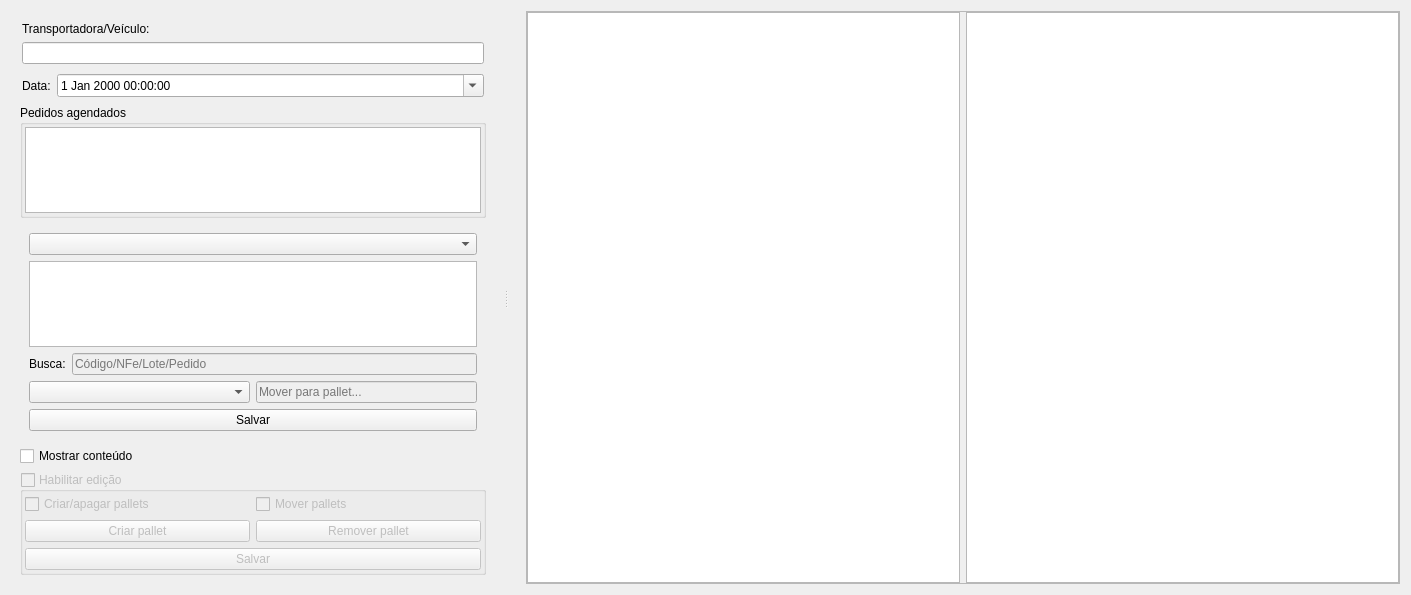
darktorres/ERP-STACCATO, file ui/widgetgalpao.ui: the form before one commit.
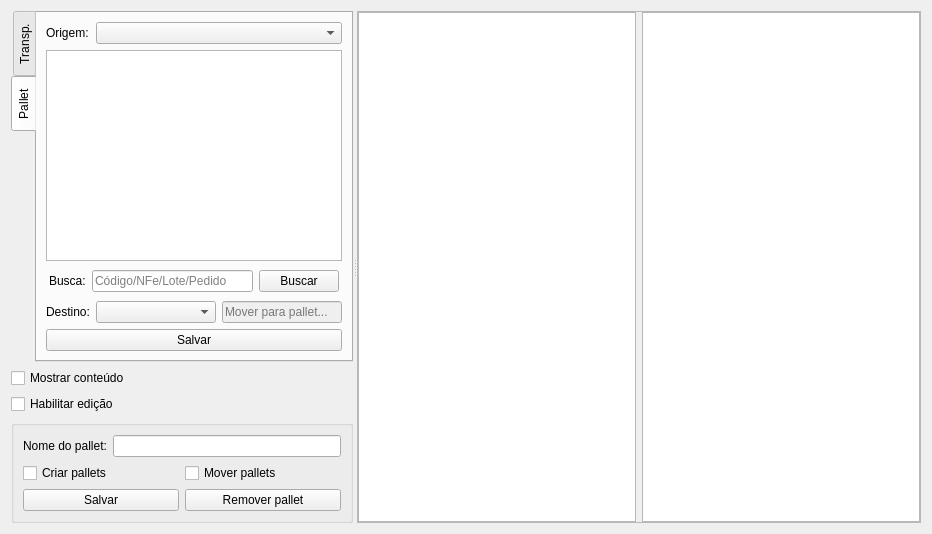
The form after the commit. The open tabs and pages were chosen to show the change. Custom widgets are drawn as their Qt base class.

Patch:
```diff
--- a/ui/widgetgalpao.ui
+++ b/ui/widgetgalpao.ui
@@ -6,8 +6,8 @@
    <rect>
     <x>0</x>
     <y>0</y>
-    <width>1411</width>
-    <height>595</height>
+    <width>932</width>
+    <height>534</height>
    </rect>
   </property>
   <property name="acceptDrops">
@@ -22,9 +22,6 @@
      <property name="orientation">
       <enum>Qt::Horizontal</enum>
      </property>
-     <property name="handleWidth">
-      <number>40</number>
-     </property>
      <widget class="QFrame" name="frameAcessorio">
       <property name="sizePolicy">
        <sizepolicy hsizetype="Maximum" vsizetype="Preferred">
@@ -36,65 +33,60 @@
        <enum>QFrame::Raised</enum>
       </property>
       <layout class="QGridLayout" name="gridLayout">
+       <property name="leftMargin">
+        <number>0</number>
+       </property>
+       <property name="topMargin">
+        <number>0</number>
+       </property>
        <property name="rightMargin">
         <number>0</number>
        </property>
-       <item row="9" column="0">
+       <property name="bottomMargin">
+        <number>0</number>
+       </property>
+       <item row="3" column="0">
         <widget class="QGroupBox" name="groupBoxEdicao">
-         <property name="enabled">
-          <bool>false</bool>
-         </property>
-         <property name="title">
-          <string>Habilitar edição</string>
-         </property>
-         <property name="checkable">
-          <bool>true</bool>
-         </property>
          <property name="checked">
           <bool>false</bool>
          </property>
          <layout class="QGridLayout" name="gridLayout_4">
-          <property name="leftMargin">
-           <number>2</number>
-          </property>
-          <property name="topMargin">
-           <number>2</number>
-          </property>
-          <property name="rightMargin">
-           <number>2</number>
-          </property>
-          <property name="bottomMargin">
-           <number>2</number>
-          </property>
-          <item row="2" column="0">
-           <widget class="QPushButton" name="pushButtonCriarPallet">
+          <item row="0" column="0" colspan="2">
+           <layout class="QHBoxLayout" name="horizontalLayout_3">
+            <item>
+             <widget class="QLabel" name="labelNomePallet">
             <property name="text">
-             <string>Criar pallet</string>
+               <string>Nome do pallet:</string>
             </property>
            </widget>
           </item>
-          <item row="0" column="0">
-           <widget class="QCheckBox" name="checkBoxCriarApagar">
+            <item>
+             <widget class="QLineEdit" name="lineEditNomePallet"/>
+            </item>
+           </layout>
+          </item>
+          <item row="1" column="0">
+           <widget class="QCheckBox" name="checkBoxCriarPallet">
             <property name="text">
-             <string>Criar/apagar pallets</string>
+             <string>Criar pallets</string>
             </property>
            </widget>
           </item>
-          <item row="2" column="1">
+          <item row="3" column="1">
            <widget class="QPushButton" name="pushButtonRemoverPallet">
             <property name="text">
              <string>Remover pallet</string>
             </property>
            </widget>
           </item>
-          <item row="0" column="1">
-           <widget class="QCheckBox" name="checkBoxMover">
+          <item row="1" column="1">
+           <widget class="QCheckBox" name="checkBoxMoverPallet">
             <property name="text">
              <string>Mover pallets</string>
             </property>
            </widget>
           </item>
-          <item row="3" column="0" colspan="2">
+          <item row="3" column="0">
            <widget class="QPushButton" name="pushButtonSalvar">
             <property name="text">
              <string>Salvar</string>
@@ -105,6 +97,19 @@
         </widget>
        </item>
        <item row="0" column="0">
+        <widget class="QTabWidget" name="tabWidget">
+         <property name="tabPosition">
+          <enum>QTabWidget::West</enum>
+         </property>
+         <property name="currentIndex">
+          <number>0</number>
+         </property>
+         <widget class="QWidget" name="tabTransportadora">
+          <attribute name="title">
+           <string>Transp.</string>
+          </attribute>
+          <layout class="QGridLayout" name="gridLayout_7">
+           <item row="0" column="0">
         <widget class="QFrame" name="frameTransportadora">
          <property name="frameShape">
           <enum>QFrame::NoFrame</enum>
@@ -112,7 +117,7 @@
          <property name="frameShadow">
           <enum>QFrame::Raised</enum>
          </property>
-         <layout class="QVBoxLayout" name="verticalLayout_3">
+             <layout class="QGridLayout" name="gridLayout_9">
           <property name="leftMargin">
            <number>0</number>
           </property>
@@ -125,47 +130,17 @@
           <property name="bottomMargin">
            <number>0</number>
           </property>
-          <item>
-           <layout class="QVBoxLayout" name="verticalLayout_2">
-            <property name="leftMargin">
-             <number>2</number>
-            </property>
-            <property name="topMargin">
-             <number>2</number>
-            </property>
-            <property name="rightMargin">
-             <number>2</number>
-            </property>
-            <property name="bottomMargin">
-             <number>2</number>
-            </property>
-            <item>
+              <item row="0" column="0" colspan="2">
              <widget class="QLabel" name="label">
               <property name="text">
-               <string>Transportadora/Veículo:</string>
+                 <string>Transportadora:</string>
               </property>
              </widget>
             </item>
-            <item>
+              <item row="0" column="2">
              <widget class="ItemBox" name="itemBoxVeiculo"/>
             </item>
-           </layout>
-          </item>
-          <item>
-           <layout class="QHBoxLayout" name="horizontalLayout">
-            <property name="leftMargin">
-             <number>2</number>
-            </property>
-            <property name="topMargin">
-             <number>2</number>
-            </property>
-            <property name="rightMargin">
-             <number>2</number>
-            </property>
-            <property name="bottomMargin">
-             <number>2</number>
-            </property>
-            <item>
+              <item row="1" column="0">
              <widget class="QLabel" name="label_3">
               <property name="sizePolicy">
                <sizepolicy hsizetype="Maximum" vsizetype="Preferred">
@@ -178,32 +153,30 @@
               </property>
              </widget>
             </item>
-            <item>
+              <item row="1" column="1" colspan="2">
              <widget class="QDateTimeEdit" name="dateTimeEdit">
               <property name="calendarPopup">
                <bool>true</bool>
               </property>
              </widget>
             </item>
-           </layout>
-          </item>
-          <item>
+              <item row="2" column="0" colspan="3">
            <widget class="QGroupBox" name="groupBox">
             <property name="title">
              <string>Pedidos agendados</string>
             </property>
             <layout class="QGridLayout" name="gridLayout_6">
              <property name="leftMargin">
-              <number>2</number>
+                  <number>3</number>
              </property>
              <property name="topMargin">
-              <number>2</number>
+                  <number>3</number>
              </property>
              <property name="rightMargin">
-              <number>2</number>
+                  <number>3</number>
              </property>
              <property name="bottomMargin">
-              <number>2</number>
+                  <number>3</number>
              </property>
              <property name="spacing">
               <number>0</number>
@@ -267,14 +240,14 @@
          </layout>
         </widget>
        </item>
-       <item row="7" column="0">
-        <widget class="QCheckBox" name="checkBoxConteudo">
-         <property name="text">
-          <string>Mostrar conteúdo</string>
-         </property>
-        </widget>
-       </item>
-       <item row="2" column="0">
+          </layout>
+         </widget>
+         <widget class="QWidget" name="tabPallet">
+          <attribute name="title">
+           <string>Pallet</string>
+          </attribute>
+          <layout class="QGridLayout" name="gridLayout_8">
+           <item row="0" column="0">
         <widget class="QFrame" name="framePallet">
          <property name="frameShape">
           <enum>QFrame::NoFrame</enum>
@@ -283,90 +256,19 @@
           <enum>QFrame::Raised</enum>
          </property>
          <layout class="QGridLayout" name="gridLayout_5">
-          <item row="2" column="0" colspan="2">
-           <layout class="QHBoxLayout" name="horizontalLayout_2">
-            <item>
-             <widget class="QLabel" name="label_2">
-              <property name="sizePolicy">
-               <sizepolicy hsizetype="Maximum" vsizetype="Preferred">
-                <horstretch>0</horstretch>
-                <verstretch>0</verstretch>
-               </sizepolicy>
+              <property name="leftMargin">
+               <number>0</number>
               </property>
-              <property name="text">
-               <string>Busca:</string>
+              <property name="topMargin">
+               <number>0</number>
               </property>
-             </widget>
-            </item>
-            <item>
-             <widget class="QLineEdit" name="lineEditBuscaPallet">
-              <property name="enabled">
-               <bool>false</bool>
+              <property name="rightMargin">
+               <number>0</number>
               </property>
-              <property name="placeholderText">
-               <string>Código/NFe/Lote/Pedido</string>
+              <property name="bottomMargin">
+               <number>0</number>
               </property>
-             </widget>
-            </item>
-           </layout>
-          </item>
-          <item row="1" column="0" colspan="2">
-           <widget class="TableView" name="tablePallet">
-            <property name="palette">
-             <palette>
-              <active>
-               <colorrole role="Highlight">
-                <brush brushstyle="SolidPattern">
-                 <color alpha="255">
-                  <red>51</red>
-                  <green>153</green>
-                  <blue>255</blue>
-                 </color>
-                </brush>
-               </colorrole>
-              </active>
-              <inactive>
-               <colorrole role="Highlight">
-                <brush brushstyle="SolidPattern">
-                 <color alpha="255">
-                  <red>51</red>
-                  <green>153</green>
-                  <blue>255</blue>
-                 </color>
-                </brush>
-               </colorrole>
-              </inactive>
-              <disabled>
-               <colorrole role="Highlight">
-                <brush brushstyle="SolidPattern">
-                 <color alpha="255">
-                  <red>51</red>
-                  <green>153</green>
-                  <blue>255</blue>
-                 </color>
-                </brush>
-               </colorrole>
-              </disabled>
-             </palette>
-            </property>
-            <property name="mouseTracking">
-             <bool>true</bool>
-            </property>
-            <property name="editTriggers">
-             <set>QAbstractItemView::NoEditTriggers</set>
-            </property>
-            <property name="selectionMode">
-             <enum>QAbstractItemView::MultiSelection</enum>
-            </property>
-            <property name="selectionBehavior">
-             <enum>QAbstractItemView::SelectRows</enum>
-            </property>
-            <property name="sortingEnabled">
-             <bool>true</bool>
-            </property>
-           </widget>
-          </item>
-          <item row="3" column="0">
+              <item row="3" column="1">
            <widget class="QComboBox" name="comboBoxMoverParaPallet">
             <property name="sizePolicy">
              <sizepolicy hsizetype="Expanding" vsizetype="Fixed">
@@ -379,7 +281,7 @@
             </property>
            </widget>
           </item>
-          <item row="3" column="1">
+              <item row="3" column="2">
            <widget class="QLineEdit" name="lineEditMoverParaPallet">
             <property name="enabled">
              <bool>false</bool>
@@ -389,14 +291,127 @@
             </property>
            </widget>
           </item>
-          <item row="0" column="0" colspan="2">
+              <item row="0" column="1" colspan="2">
            <widget class="QComboBox" name="comboBoxPalletAtual">
             <property name="placeholderText">
              <string>Novo pallet</string>
             </property>
            </widget>
           </item>
-          <item row="4" column="0" colspan="2">
+              <item row="0" column="0">
+               <widget class="QLabel" name="label_4">
+                <property name="text">
+                 <string>Origem:</string>
+                </property>
+               </widget>
+              </item>
+              <item row="3" column="0">
+               <widget class="QLabel" name="label_5">
+                <property name="text">
+                 <string>Destino:</string>
+                </property>
+               </widget>
+              </item>
+              <item row="1" column="0" colspan="3">
+               <widget class="TableView" name="tablePallet">
+                <property name="palette">
+                 <palette>
+                  <active>
+                   <colorrole role="Highlight">
+                    <brush brushstyle="SolidPattern">
+                     <color alpha="255">
+                      <red>51</red>
+                      <green>153</green>
+                      <blue>255</blue>
+                     </color>
+                    </brush>
+                   </colorrole>
+                  </active>
+                  <inactive>
+                   <colorrole role="Highlight">
+                    <brush brushstyle="SolidPattern">
+                     <color alpha="255">
+                      <red>51</red>
+                      <green>153</green>
+                      <blue>255</blue>
+                     </color>
+                    </brush>
+                   </colorrole>
+                  </inactive>
+                  <disabled>
+                   <colorrole role="Highlight">
+                    <brush brushstyle="SolidPattern">
+                     <color alpha="255">
+                      <red>51</red>
+                      <green>153</green>
+                      <blue>255</blue>
+                     </color>
+                    </brush>
+                   </colorrole>
+                  </disabled>
+                 </palette>
+                </property>
+                <property name="mouseTracking">
+                 <bool>true</bool>
+                </property>
+                <property name="editTriggers">
+                 <set>QAbstractItemView::NoEditTriggers</set>
+                </property>
+                <property name="selectionMode">
+                 <enum>QAbstractItemView::MultiSelection</enum>
+                </property>
+                <property name="selectionBehavior">
+                 <enum>QAbstractItemView::SelectRows</enum>
+                </property>
+                <property name="sortingEnabled">
+                 <bool>true</bool>
+                </property>
+               </widget>
+              </item>
+              <item row="2" column="0" colspan="3">
+               <layout class="QHBoxLayout" name="horizontalLayout_2">
+                <property name="leftMargin">
+                 <number>3</number>
+                </property>
+                <property name="topMargin">
+                 <number>3</number>
+                </property>
+                <property name="rightMargin">
+                 <number>3</number>
+                </property>
+                <property name="bottomMargin">
+                 <number>3</number>
+                </property>
+                <item>
+                 <widget class="QLabel" name="label_2">
+                  <property name="sizePolicy">
+                   <sizepolicy hsizetype="Maximum" vsizetype="Preferred">
+                    <horstretch>0</horstretch>
+                    <verstretch>0</verstretch>
+                   </sizepolicy>
+                  </property>
+                  <property name="text">
+                   <string>Busca:</string>
+                  </property>
+                 </widget>
+                </item>
+                <item>
+                 <widget class="QLineEdit" name="lineEditBuscaPallet">
+                  <property name="placeholderText">
+                   <string>Código/NFe/Lote/Pedido</string>
+                  </property>
+                 </widget>
+                </item>
+                <item>
+                 <widget class="QPushButton" name="pushButtonBuscar">
+                  <property name="text">
+                   <string>Buscar</string>
+                  </property>
+                 </widget>
+                </item>
+               </layout>
+              </item>
+              <item row="4" column="0" colspan="3">
            <widget class="QPushButton" name="pushButtonSalvarMover">
             <property name="text">
              <string>Salvar</string>
@@ -408,6 +423,24 @@
        </item>
       </layout>
      </widget>
+        </widget>
+       </item>
+       <item row="1" column="0">
+        <widget class="QCheckBox" name="checkBoxConteudo">
+         <property name="text">
+          <string>Mostrar conteúdo</string>
+         </property>
+        </widget>
+       </item>
+       <item row="2" column="0">
+        <widget class="QCheckBox" name="checkBoxEdicao">
+         <property name="text">
+          <string>Habilitar edição</string>
+         </property>
+        </widget>
+       </item>
+      </layout>
+     </widget>
      <widget class="QFrame" name="framePlanta">
       <property name="frameShape">
        <enum>QFrame::StyledPanel</enum>
```
Left out of the diff: 2 changed lines with no effect on the pictures. Lines whose indentation alone changed are shown as unchanged.
